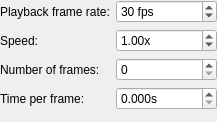
Old version of the form replayrecordersettingswidget.ui in the repository benwh1/cubesim.
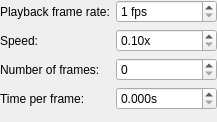
New version of the form.

Commit message: Reset UI default values (to make it clear that the default values are not set in the .ui file but in the reset function)

The edit to the form file:
```diff
--- a/replayrecordersettingswidget.ui
+++ b/replayrecordersettingswidget.ui
@@ -45,7 +45,7 @@
       <number>1000</number>
      </property>
      <property name="value">
-      <number>30</number>
+      <number>1</number>
      </property>
     </widget>
    </item>
@@ -74,7 +74,7 @@
       <enum>QAbstractSpinBox::AdaptiveDecimalStepType</enum>
      </property>
      <property name="value">
-      <double>1.000000000000000</double>
+      <double>0.100000000000000</double>
      </property>
     </widget>
    </item>
```
